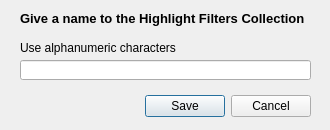
Before: the Qt Designer form src/savefilterdialog.ui in tableau/tableau-log-viewer, drawn with Qt 5.
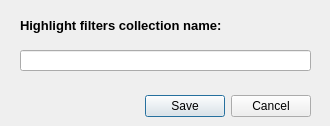
After: the same form once the commit is applied.

Commit message:
UI tweaks for better layout in 125-150% scaling on Windows
The main label on Save Filters dialog was cut off when displayed with
125-150% scaling on Windows. Simplify the title and labels and enlarge
some sizes to address this.

Anything more than 125% would require setting dpiawareness=0 at command
line or conf file.

Diff of the .ui file:
```diff
--- a/src/savefilterdialog.ui
+++ b/src/savefilterdialog.ui
@@ -7,7 +7,7 @@
     <x>0</x>
     <y>0</y>
     <width>330</width>
-    <height>130</height>
+    <height>126</height>
    </rect>
   </property>
   <property name="sizePolicy">
@@ -16,6 +16,18 @@
     <verstretch>0</verstretch>
    </sizepolicy>
   </property>
+  <property name="minimumSize">
+   <size>
+    <width>330</width>
+    <height>126</height>
+   </size>
+  </property>
+  <property name="maximumSize">
+   <size>
+    <width>330</width>
+    <height>126</height>
+   </size>
+  </property>
   <property name="windowTitle">
    <string>Name the filter collection</string>
   </property>
@@ -39,9 +51,9 @@
    <property name="geometry">
     <rect>
      <x>20</x>
-     <y>60</y>
+     <y>50</y>
      <width>291</width>
-     <height>20</height>
+     <height>21</height>
     </rect>
    </property>
    <property name="maxLength">
@@ -53,8 +65,8 @@
     <rect>
      <x>20</x>
      <y>10</y>
-     <width>321</width>
-     <height>16</height>
+     <width>291</width>
+     <height>31</height>
     </rect>
    </property>
    <property name="font">
@@ -65,20 +77,10 @@
     </font>
    </property>
    <property name="text">
-    <string>Give a name to the Highlight Filters Collection</string>
+    <string>Highlight filters collection name:</string>
    </property>
-  </widget>
-  <widget class="QLabel" name="label_2">
-   <property name="geometry">
-    <rect>
-     <x>20</x>
-     <y>40</y>
-     <width>241</width>
-     <height>16</height>
-    </rect>
-   </property>
-   <property name="text">
-    <string>Use alphanumeric characters</string>
+   <property name="textFormat">
+    <enum>Qt::AutoText</enum>
    </property>
   </widget>
  </widget>
```
Left out of the diff: 5 changed lines with no effect on the pictures. The commit also changes 3 other files.
